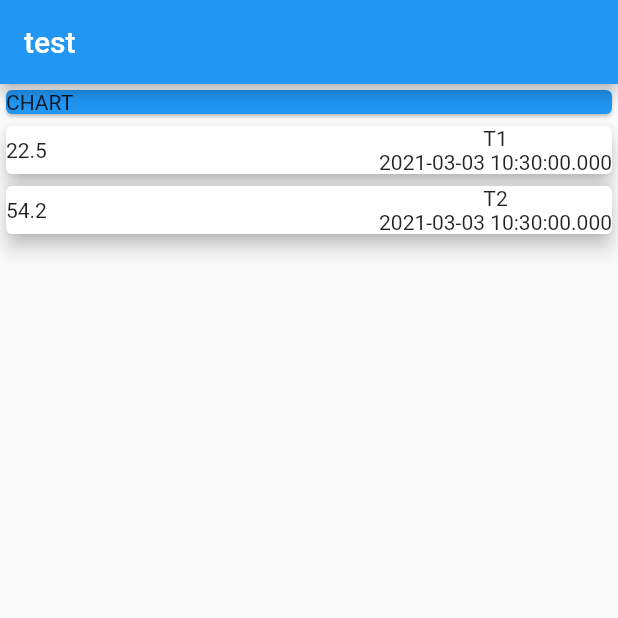
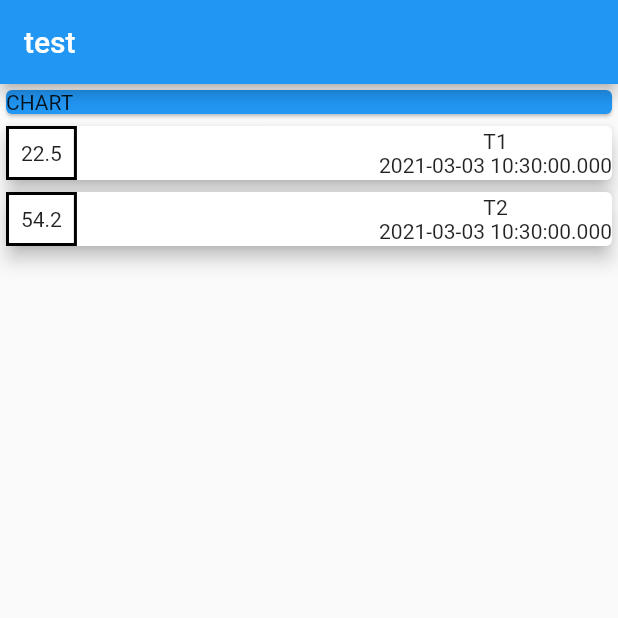
Before and after one commit to amrhesham95/Flutter2_Personal_Expenses_App, a Flutter app: the screen it shows after launch, on a phone screen of 412 x 824 dp, the top half of it. Run offline on Flutter 3.47's test engine with Material 2 defaults, Android fonts, the phone set to English and light mode, and no system bars.

Commit message:
styling a container

```diff
--- a/personal_expenses_app/lib/main.dart
+++ b/personal_expenses_app/lib/main.dart
@@ -44,7 +44,16 @@ class MyHomePage extends StatelessWidget {
                   child: Row(
                       mainAxisAlignment: MainAxisAlignment.spaceBetween,
                       children: [
-                        Text(tx.amount.toString()),
+                        Container(
+                          decoration: BoxDecoration(
+                            border: Border.all(
+                              color: Colors.black,
+                              width: 2,
+                            ),
+                          ),
+                          padding: EdgeInsets.all(8),
+                          child: Text(tx.amount.toString()),
+                        ),
                         Column(
                           children: [
                             Text(tx.title),
```
